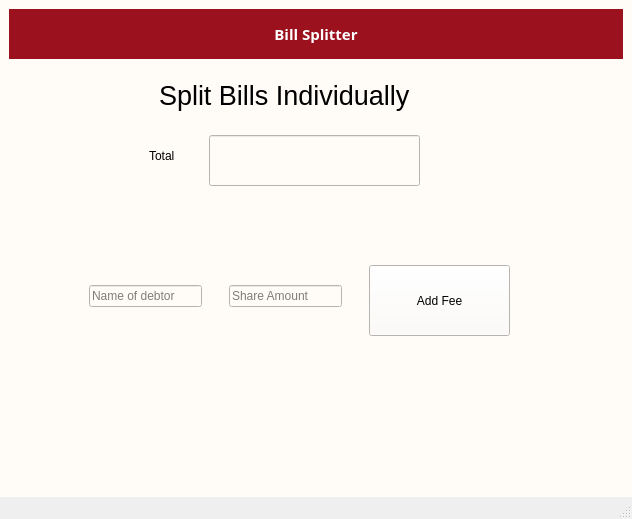
Before: the Qt Designer form Bill_Splitter_Project/mainwindow.ui in Yuu0701/Bill_Splitter_Project, drawn with Qt 5.
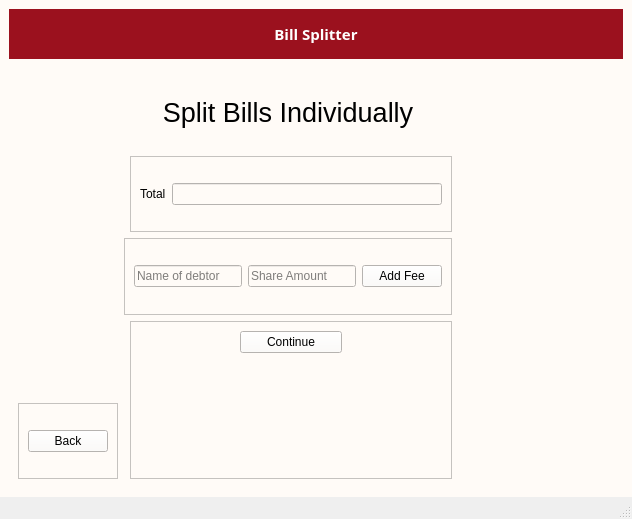
After: the same form once the commit is applied. The open tabs and pages were chosen to show the change.

```diff
--- a/Bill_Splitter_Project/mainwindow.ui
+++ b/Bill_Splitter_Project/mainwindow.ui
@@ -20,52 +20,8 @@
    <property name="styleSheet">
     <string notr="true">background-color: rgb(255,251,247)</string>
    </property>
-   <layout class="QVBoxLayout" name="verticalLayout">
-    <item>
-     <widget class="QLabel" name="label">
-      <property name="sizePolicy">
-       <sizepolicy hsizetype="Preferred" vsizetype="Preferred">
-        <horstretch>10</horstretch>
-        <verstretch>0</verstretch>
-       </sizepolicy>
-      </property>
-      <property name="minimumSize">
-       <size>
-        <width>300</width>
-        <height>50</height>
-       </size>
-      </property>
-      <property name="maximumSize">
-       <size>
-        <width>16777215</width>
-        <height>50</height>
-       </size>
-      </property>
-      <property name="font">
-       <font>
-        <family>Bahnschrift SemiBold</family>
-        <pointsize>11</pointsize>
-        <bold>true</bold>
-       </font>
-      </property>
-      <property name="mouseTracking">
-       <bool>false</bool>
-      </property>
-      <property name="styleSheet">
-       <string notr="true">QLabel {
-	background-color: rgb(155, 17, 30);
-	color: #FFF;
-}</string>
-      </property>
-      <property name="text">
-       <string>Bill Splitter</string>
-      </property>
-      <property name="alignment">
-       <set>Qt::AlignmentFlag::AlignCenter</set>
-      </property>
-     </widget>
-    </item>
-    <item>
+   <layout class="QGridLayout" name="gridLayout_13">
+    <item row="1" column="0">
      <widget class="QStackedWidget" name="stackedWidget">
       <property name="styleSheet">
        <string notr="true">background-color: rgb(255,251,247)</string>
@@ -575,88 +531,276 @@
        </layout>
       </widget>
       <widget class="QWidget" name="page_4">
-       <widget class="QLabel" name="label_9">
+       <layout class="QGridLayout" name="gridLayout_12">
+        <item row="2" column="1" colspan="2">
+         <widget class="QFrame" name="frame_5">
+          <property name="frameShape">
+           <enum>QFrame::Shape::StyledPanel</enum>
+          </property>
+          <property name="frameShadow">
+           <enum>QFrame::Shadow::Raised</enum>
+          </property>
+          <layout class="QGridLayout" name="gridLayout_8">
+           <item row="0" column="1">
+            <widget class="QLineEdit" name="shareAmountLineEdit">
+             <property name="placeholderText">
+              <string>Share Amount</string>
+             </property>
+            </widget>
+           </item>
+           <item row="0" column="0">
+            <widget class="QLineEdit" name="nameDebtorLineEdit">
+             <property name="placeholderText">
+              <string>Name of debtor</string>
+             </property>
+            </widget>
+           </item>
+           <item row="0" column="2">
+            <widget class="QPushButton" name="addFeeButton">
+             <property name="text">
+              <string>Add Fee</string>
+             </property>
+            </widget>
+           </item>
+          </layout>
+         </widget>
+        </item>
+        <item row="0" column="1" colspan="2">
+         <widget class="QLabel" name="splitIndTitleLabel">
+          <property name="font">
+           <font>
+            <pointsize>20</pointsize>
+           </font>
+          </property>
+          <property name="text">
+           <string>Split Bills Individually</string>
+          </property>
+          <property name="alignment">
+           <set>Qt::AlignmentFlag::AlignCenter</set>
+          </property>
+         </widget>
+        </item>
+        <item row="4" column="0">
+         <widget class="QFrame" name="frame_8">
+          <property name="frameShape">
+           <enum>QFrame::Shape::StyledPanel</enum>
+          </property>
+          <property name="frameShadow">
+           <enum>QFrame::Shadow::Raised</enum>
+          </property>
+          <layout class="QGridLayout" name="gridLayout_11">
+           <item row="0" column="0">
+            <widget class="QPushButton" name="goBackPage3Button">
+             <property name="text">
+              <string>Back</string>
+             </property>
+            </widget>
+           </item>
+          </layout>
+         </widget>
+        </item>
+        <item row="3" column="2" rowspan="2">
+         <widget class="QFrame" name="frame_7">
+          <property name="frameShape">
+           <enum>QFrame::Shape::StyledPanel</enum>
+          </property>
+          <property name="frameShadow">
+           <enum>QFrame::Shadow::Raised</enum>
+          </property>
+          <layout class="QGridLayout" name="gridLayout_10">
+           <item row="0" column="0">
+            <spacer name="horizontalSpacer_5">
+             <property name="orientation">
+              <enum>Qt::Orientation::Horizontal</enum>
+             </property>
+             <property name="sizeType">
+              <enum>QSizePolicy::Policy::Maximum</enum>
+             </property>
+             <property name="sizeHint" stdset="0">
+              <size>
+               <width>100</width>
+               <height>20</height>
+              </size>
+             </property>
+            </spacer>
+           </item>
+           <item row="1" column="1">
+            <spacer name="verticalSpacer_5">
+             <property name="orientation">
+              <enum>Qt::Orientation::Vertical</enum>
+             </property>
+             <property name="sizeHint" stdset="0">
+              <size>
+               <width>20</width>
+               <height>40</height>
+              </size>
+             </property>
+            </spacer>
+           </item>
+           <item row="0" column="1">
+            <widget class="QPushButton" name="goMenuButton">
+             <property name="text">
+              <string>Continue</string>
+             </property>
+            </widget>
+           </item>
+           <item row="0" column="2">
+            <spacer name="horizontalSpacer_6">
+             <property name="orientation">
+              <enum>Qt::Orientation::Horizontal</enum>
+             </property>
+             <property name="sizeType">
+              <enum>QSizePolicy::Policy::Maximum</enum>
+             </property>
+             <property name="sizeHint" stdset="0">
+              <size>
+               <width>100</width>
+               <height>20</height>
+              </size>
+             </property>
+            </spacer>
+           </item>
+          </layout>
+         </widget>
+        </item>
+        <item row="1" column="2">
+         <widget class="QFrame" name="frame_6">
+          <property name="frameShape">
+           <enum>QFrame::Shape::StyledPanel</enum>
+          </property>
+          <property name="frameShadow">
+           <enum>QFrame::Shadow::Raised</enum>
+          </property>
+          <layout class="QGridLayout" name="gridLayout_9">
+           <item row="0" column="0">
+            <widget class="QLabel" name="totalLabel">
+             <property name="text">
+              <string>Total</string>
+             </property>
+            </widget>
+           </item>
+           <item row="0" column="1">
+            <widget class="QLineEdit" name="totalLineEdit"/>
+           </item>
+          </layout>
+         </widget>
+        </item>
+        <item row="2" column="3">
+         <spacer name="horizontalSpacer_4">
+          <property name="orientation">
+           <enum>Qt::Orientation::Horizontal</enum>
+          </property>
+          <property name="sizeHint" stdset="0">
+           <size>
+            <width>40</width>
+            <height>20</height>
+           </size>
+          </property>
+         </spacer>
+        </item>
+       </layout>
+      </widget>
+      <widget class="QWidget" name="page_5">
+       <widget class="QLabel" name="label_2">
         <property name="geometry">
          <rect>
-          <x>140</x>
-          <y>80</y>
-          <width>41</width>
-          <height>21</height>
+          <x>170</x>
+          <y>20</y>
+          <width>371</width>
+          <height>81</height>
          </rect>
         </property>
         <property name="text">
-         <string>Total</string>
+         <string>Transaction History Display + make/undo payments</string>
         </property>
        </widget>
-       <widget class="QLineEdit" name="lineEdit_8">
+       <widget class="QPushButton" name="backToMenuPageButton">
         <property name="geometry">
          <rect>
-          <x>200</x>
-          <y>70</y>
-          <width>211</width>
-          <height>51</height>
+          <x>70</x>
+          <y>340</y>
+          <width>75</width>
+          <height>24</height>
          </rect>
         </property>
-       </widget>
-       <widget class="QLineEdit" name="lineEdit_9">
-        <property name="geometry">
-         <rect>
-          <x>80</x>
-          <y>220</y>
-          <width>113</width>
-          <height>22</height>
-         </rect>
+        <property name="text">
+         <string>Back</string>
         </property>
-        <property name="placeholderText">
-         <string>Name of debtor</string>
-        </property>
        </widget>
-       <widget class="QLineEdit" name="lineEdit_10">
+      </widget>
+      <widget class="QWidget" name="page_6">
+       <widget class="QLabel" name="label_3">
         <property name="geometry">
          <rect>
-          <x>220</x>
-          <y>220</y>
-          <width>113</width>
-          <height>22</height>
-         </rect>
-        </property>
-        <property name="placeholderText">
-         <string>Share Amount</string>
-        </property>
-       </widget>
-       <widget class="QPushButton" name="pushButton_14">
-        <property name="geometry">
-         <rect>
-          <x>360</x>
-          <y>200</y>
-          <width>141</width>
+          <x>180</x>
+          <y>30</y>
+          <width>281</width>
           <height>71</height>
          </rect>
         </property>
         <property name="text">
-         <string>Add Fee</string>
+         <string>Display DebtGraph and DebtTree</string>
         </property>
        </widget>
-       <widget class="QLabel" name="label_10">
+       <widget class="QPushButton" name="GoBackMenuButton">
         <property name="geometry">
          <rect>
-          <x>150</x>
-          <y>10</y>
-          <width>331</width>
-          <height>41</height>
+          <x>60</x>
+          <y>340</y>
+          <width>75</width>
+          <height>24</height>
          </rect>
         </property>
-        <property name="font">
-         <font>
-          <pointsize>20</pointsize>
-         </font>
-        </property>
         <property name="text">
-         <string>Split Bills Individually</string>
+         <string>Back</string>
         </property>
        </widget>
       </widget>
-      <widget class="QWidget" name="page_5"/>
+      <widget class="QWidget" name="page_7"/>
+     </widget>
+    </item>
+    <item row="0" column="0">
+     <widget class="QLabel" name="label">
+      <property name="sizePolicy">
+       <sizepolicy hsizetype="Preferred" vsizetype="Preferred">
+        <horstretch>10</horstretch>
+        <verstretch>0</verstretch>
+       </sizepolicy>
+      </property>
+      <property name="minimumSize">
+       <size>
+        <width>300</width>
+        <height>50</height>
+       </size>
+      </property>
+      <property name="maximumSize">
+       <size>
+        <width>16777215</width>
+        <height>50</height>
+       </size>
+      </property>
+      <property name="font">
+       <font>
+        <family>Bahnschrift SemiBold</family>
+        <pointsize>11</pointsize>
+        <bold>true</bold>
+       </font>
+      </property>
+      <property name="mouseTracking">
+       <bool>false</bool>
+      </property>
+      <property name="styleSheet">
+       <string notr="true">QLabel {
+	background-color: rgb(155, 17, 30);
+	color: #FFF;
+}</string>
+      </property>
+      <property name="text">
+       <string>Bill Splitter</string>
+      </property>
+      <property name="alignment">
+       <set>Qt::AlignmentFlag::AlignCenter</set>
+      </property>
      </widget>
     </item>
    </layout>
```
Left out of the diff: 350 changed lines with no effect on the pictures.
